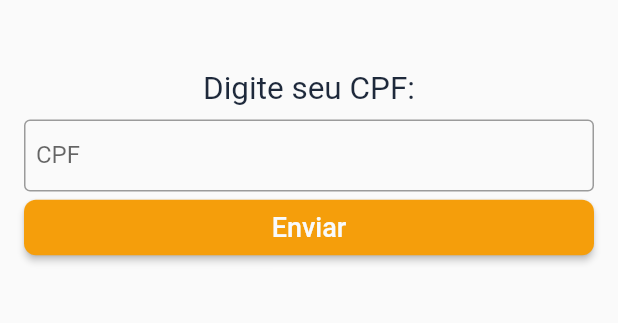
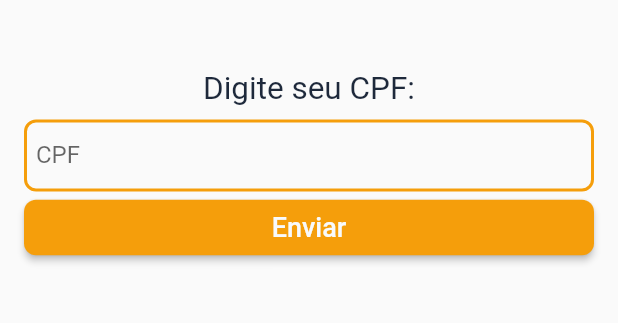
Before and after one commit to gugazimmermann/postos_app_flutter, a Flutter app: the screen it shows after launch, on a phone screen of 412 x 824 dp, the part 488-811 px from its top. Run offline on Flutter 3.47's test engine with Material 2 defaults, Android fonts, the phone set to English and light mode, and no system bars; our stand-ins replace another_flushbar, flutter_map, flutter_masked_text2, flutter_slidable, flutter_speed_dial, latlong2 and 4 more; missing offline and left inert: flutter_polyline_points.

Commit message:
fix signin styles

```diff
--- a/lib/pages/home_tabs.dart
+++ b/lib/pages/home_tabs.dart
@@ -103,7 +103,7 @@ class HomeTabsState extends State<HomeTabs>
                     Text(
                       label,
                       style: TextStyle(
-                        fontSize: 21.0,
+                        fontSize: 18.0,
                         color: isActive
                             ? ColorsConstants.activeTabText
                             : ColorsConstants.inactiveTabText,
--- a/lib/pages/sign_in.dart
+++ b/lib/pages/sign_in.dart
@@ -26,6 +26,7 @@ class SignIn extends StatelessWidget {
         controller: appProvider.signInProvider.cpfController,
         keyboardType: TextInputType.number,
         textColor: ColorsConstants.textColor,
+        borderColor: ColorsConstants.primaryColor,
       ),
       CustomButton(
         label: GeneralStrings.buttonSend,
@@ -84,6 +85,8 @@ class SignIn extends StatelessWidget {
           if (value != null) appProvider.signInProvider.selectDriver(value);
         },
         itemText: (item) => item.company.name,
+        textColor: ColorsConstants.textColor,
+        borderColor: ColorsConstants.primaryColor,
       ),
       CustomButton(
         label: GeneralStrings.buttonBack,
@@ -105,6 +108,8 @@ class SignIn extends StatelessWidget {
         },
         itemText: (item) =>
             '${item.plate} - ${item.manufacturer} / ${item.model}',
+        textColor: ColorsConstants.textColor,
+        borderColor: ColorsConstants.primaryColor,
       ),
       CustomButton(
         label: GeneralStrings.buttonSend,
--- a/lib/providers/gas_stations_provider.dart
+++ b/lib/providers/gas_stations_provider.dart
@@ -14,7 +14,7 @@ class GasStationProvider with ChangeNotifier {
       VehicleModel? selectedVehicle, DriverModel? selectedDriver) async {
     if (selectedVehicle != null && selectedDriver != null) {
       var response = await ApiHelper.fetchGasStationsData(
-          selectedDriver!.company.id, selectedVehicle!.id, selectedDriver!.id);
+          selectedDriver.company.id, selectedVehicle.id, selectedDriver.id);
       if (response.data != null) {
         _gasStations = response.data!;
         notifyListeners();
--- a/lib/providers/sign_in_provider.dart
+++ b/lib/providers/sign_in_provider.dart
@@ -101,6 +101,7 @@ class SignInProvider with ChangeNotifier {
     } else {
       _isLoading = false;
       errorNotifier.value = response.error?.toString();
+      notifyListeners();
     }
   }
 
--- a/lib/widgets/forms/custom_input.dart
+++ b/lib/widgets/forms/custom_input.dart
@@ -1,18 +1,18 @@
 import 'package:flutter/material.dart';
-
-import '../../constants/colors.dart';
 import '../../constants/strings.dart';
 
 class CustomInput extends StatelessWidget {
   final TextEditingController controller;
   final TextInputType keyboardType;
   final Color textColor;
+  final Color borderColor;
 
   const CustomInput({
     super.key,
     required this.controller,
     required this.keyboardType,
     required this.textColor,
+    required this.borderColor,
   });
 
   @override
@@ -31,17 +31,21 @@ class CustomInput extends StatelessWidget {
         TextField(
           controller: controller,
           keyboardType: keyboardType,
-          decoration: const InputDecoration(
+          decoration: InputDecoration(
             contentPadding:
-                EdgeInsets.symmetric(vertical: 4.0, horizontal: 8.0),
+                const EdgeInsets.symmetric(vertical: 4.0, horizontal: 8.0),
             labelText: SignInStrings.placeholderDocument,
             border: OutlineInputBorder(
-              borderSide:
-                  BorderSide(color: ColorsConstants.primaryColor, width: 2.0),
+              borderSide: BorderSide(color: borderColor, width: 2.0),
+              borderRadius: BorderRadius.circular(8.0),
             ),
             focusedBorder: OutlineInputBorder(
-              borderSide:
-                  BorderSide(color: ColorsConstants.primaryColor, width: 2.0),
+              borderSide: BorderSide(color: borderColor, width: 2.0),
+              borderRadius: BorderRadius.circular(8.0),
+            ),
+            enabledBorder: OutlineInputBorder(
+              borderSide: BorderSide(color: borderColor, width: 2.0),
+              borderRadius: BorderRadius.circular(8.0),
             ),
           ),
         ),
```
Also changed, not shown: lib/widgets/forms/custom_dropdown.dart (+17 -4 lines).
